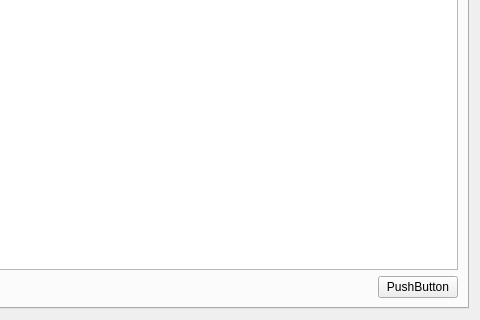
Above: compra/compras.ui from rodety/Jireh before the change; both pictures show x 310 to 790 and y 285 to 605 of the 790 by 605 pixel window. Below: the same form after it.
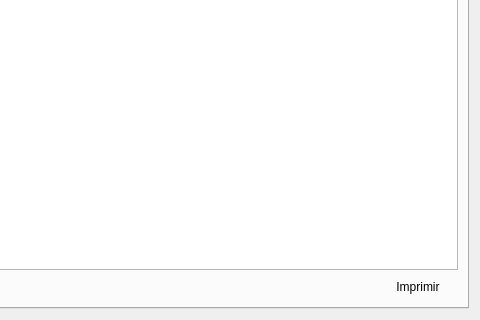
That is the form after the change. Icons and pictures are not drawn.

```diff
--- a/compra/compras.ui
+++ b/compra/compras.ui
@@ -66,7 +66,14 @@
                <item row="0" column="1">
                 <widget class="QPushButton" name="pushButton_2">
                  <property name="text">
-                  <string>PushButton</string>
+                  <string>Imprimir</string>
+                 </property>
+                 <property name="icon">
+                  <iconset resource="../Icons/Icons.qrc">
+                   <normaloff>:/Icons/1349716426_print.png</normaloff>:/Icons/1349716426_print.png</iconset>
+                 </property>
+                 <property name="flat">
+                  <bool>true</bool>
                  </property>
                 </widget>
                </item>
```
Left out of the diff: 16 changed lines with no effect on the pictures.
